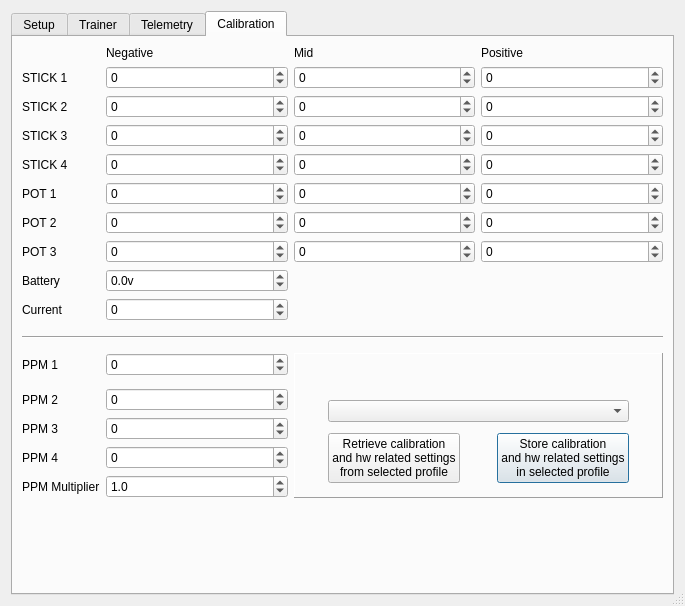
roberto1903/companion9x, file src/generaledit.ui: the form before one commit.
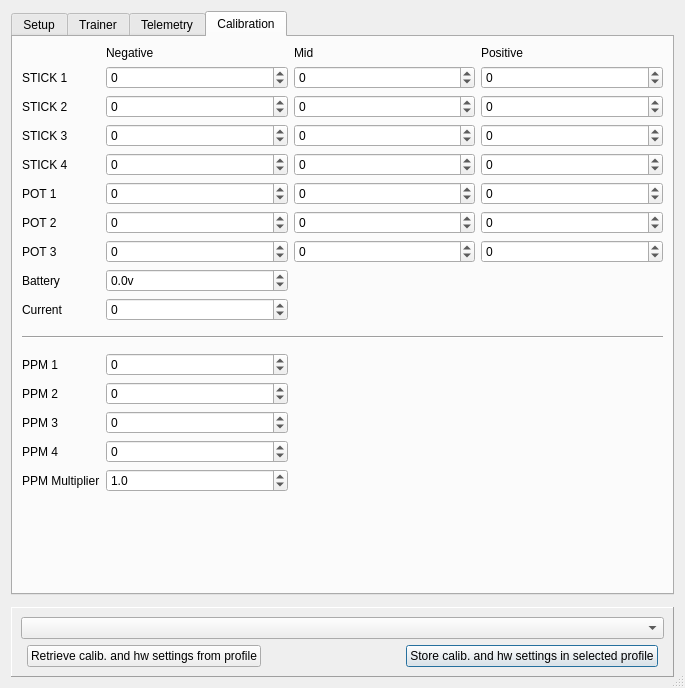
The form after the commit. The open tabs and pages were chosen to show the change. Icons and pictures are not drawn.

Commit message: Better ui for general settings and profiles slots..

Patch:
```diff
--- a/src/generaledit.ui
+++ b/src/generaledit.ui
@@ -6,8 +6,8 @@
    <rect>
     <x>0</x>
     <y>0</y>
-    <width>624</width>
-    <height>583</height>
+    <width>662</width>
+    <height>661</height>
    </rect>
   </property>
   <property name="sizePolicy">
@@ -27,6 +27,76 @@
    <bool>true</bool>
   </property>
   <layout class="QGridLayout" name="gridLayout_4">
+   <item row="2" column="0">
+    <widget class="QFrame" name="frame">
+     <property name="sizePolicy">
+      <sizepolicy hsizetype="Minimum" vsizetype="Minimum">
+       <horstretch>0</horstretch>
+       <verstretch>0</verstretch>
+      </sizepolicy>
+     </property>
+     <property name="frameShape">
+      <enum>QFrame::Panel</enum>
+     </property>
+     <property name="frameShadow">
+      <enum>QFrame::Raised</enum>
+     </property>
+     <layout class="QGridLayout" name="gridLayout_7">
+      <property name="sizeConstraint">
+       <enum>QLayout::SetDefaultConstraint</enum>
+      </property>
+      <item row="0" column="0">
+       <layout class="QGridLayout" name="gridLayout_6" rowstretch="1,0">
+        <item row="1" column="3">
+         <widget class="QPushButton" name="calstore_PB">
+          <property name="sizePolicy">
+           <sizepolicy hsizetype="Minimum" vsizetype="Minimum">
+            <horstretch>0</horstretch>
+            <verstretch>0</verstretch>
+           </sizepolicy>
+          </property>
+          <property name="text">
+           <string>Store calib. and hw settings in selected profile</string>
+          </property>
+         </widget>
+        </item>
+        <item row="1" column="2">
+         <spacer name="horizontalSpacer_5">
+          <property name="orientation">
+           <enum>Qt::Horizontal</enum>
+          </property>
+          <property name="sizeType">
+           <enum>QSizePolicy::Expanding</enum>
+          </property>
+          <property name="sizeHint" stdset="0">
+           <size>
+            <width>10</width>
+            <height>20</height>
+           </size>
+          </property>
+         </spacer>
+        </item>
+        <item row="1" column="1">
+         <widget class="QPushButton" name="calretrieve_PB">
+          <property name="sizePolicy">
+           <sizepolicy hsizetype="Minimum" vsizetype="Minimum">
+            <horstretch>0</horstretch>
+            <verstretch>0</verstretch>
+           </sizepolicy>
+          </property>
+          <property name="text">
+           <string>Retrieve calib. and hw settings from profile</string>
+          </property>
+         </widget>
+        </item>
+        <item row="0" column="0" colspan="5">
+         <widget class="QComboBox" name="profile_CB"/>
+        </item>
+       </layout>
+      </item>
+     </layout>
+    </widget>
+   </item>
    <item row="0" column="0">
     <widget class="QTabWidget" name="tabWidget">
      <property name="sizePolicy">
@@ -2510,158 +2580,26 @@
          </property>
         </widget>
        </item>
-       <item row="11" column="2" rowspan="6" colspan="2">
-        <widget class="QFrame" name="frame">
-         <property name="sizePolicy">
-          <sizepolicy hsizetype="Minimum" vsizetype="Minimum">
-           <horstretch>0</horstretch>
-           <verstretch>0</verstretch>
-          </sizepolicy>
-         </property>
-         <property name="frameShape">
-          <enum>QFrame::Panel</enum>
-         </property>
-         <property name="frameShadow">
-          <enum>QFrame::Raised</enum>
-         </property>
-         <layout class="QGridLayout" name="gridLayout_7">
-          <item row="0" column="0">
-           <layout class="QGridLayout" name="gridLayout_6" rowstretch="1,1,0,1,0">
-            <item row="1" column="1" colspan="3">
-             <widget class="QComboBox" name="profile_CB"/>
-            </item>
-            <item row="3" column="3">
-             <widget class="QPushButton" name="calstore_PB">
-              <property name="sizePolicy">
-               <sizepolicy hsizetype="Minimum" vsizetype="MinimumExpanding">
-                <horstretch>0</horstretch>
-                <verstretch>0</verstretch>
-               </sizepolicy>
-              </property>
-              <property name="text">
-               <string>Store calibration
-and hw related settings
-in selected profile</string>
-              </property>
-             </widget>
-            </item>
-            <item row="3" column="0">
-             <spacer name="horizontalSpacer_2">
-              <property name="orientation">
-               <enum>Qt::Horizontal</enum>
-              </property>
-              <property name="sizeType">
-               <enum>QSizePolicy::Expanding</enum>
-              </property>
-              <property name="sizeHint" stdset="0">
-               <size>
-                <width>10</width>
-                <height>20</height>
-               </size>
-              </property>
-             </spacer>
-            </item>
-            <item row="3" column="4">
-             <spacer name="horizontalSpacer_4">
-              <property name="orientation">
-               <enum>Qt::Horizontal</enum>
-              </property>
-              <property name="sizeHint" stdset="0">
-               <size>
-                <width>10</width>
-                <height>20</height>
-               </size>
-              </property>
-             </spacer>
-            </item>
-            <item row="3" column="2">
-             <spacer name="horizontalSpacer_5">
-              <property name="orientation">
-               <enum>Qt::Horizontal</enum>
-              </property>
-              <property name="sizeType">
-               <enum>QSizePolicy::Expanding</enum>
-              </property>
-              <property name="sizeHint" stdset="0">
-               <size>
-                <width>10</width>
-                <height>20</height>
-               </size>
-              </property>
-             </spacer>
-            </item>
-            <item row="3" column="1">
-             <widget class="QPushButton" name="calretrieve_PB">
-              <property name="sizePolicy">
-               <sizepolicy hsizetype="Minimum" vsizetype="MinimumExpanding">
-                <horstretch>0</horstretch>
-                <verstretch>0</verstretch>
-               </sizepolicy>
-              </property>
-              <property name="text">
-               <string>Retrieve calibration
-and hw related settings
-from selected profile</string>
-              </property>
-             </widget>
-            </item>
-            <item row="4" column="1" colspan="3">
-             <spacer name="verticalSpacer_6">
-              <property name="orientation">
-               <enum>Qt::Vertical</enum>
-              </property>
-              <property name="sizeType">
-               <enum>QSizePolicy::Minimum</enum>
-              </property>
-              <property name="sizeHint" stdset="0">
-               <size>
-                <width>20</width>
-                <height>5</height>
-               </size>
-              </property>
-             </spacer>
-            </item>
-            <item row="2" column="1" colspan="3">
-             <spacer name="verticalSpacer_5">
-              <property name="orientation">
-               <enum>Qt::Vertical</enum>
-              </property>
-              <property name="sizeType">
-               <enum>QSizePolicy::MinimumExpanding</enum>
-              </property>
-              <property name="sizeHint" stdset="0">
-               <size>
-                <width>20</width>
-                <height>5</height>
-               </size>
-              </property>
-             </spacer>
-            </item>
-            <item row="0" column="1" colspan="3">
-             <spacer name="verticalSpacer_7">
-              <property name="orientation">
-               <enum>Qt::Vertical</enum>
-              </property>
-              <property name="sizeType">
-               <enum>QSizePolicy::MinimumExpanding</enum>
-              </property>
-              <property name="sizeHint" stdset="0">
-               <size>
-                <width>20</width>
-                <height>5</height>
-               </size>
-              </property>
-             </spacer>
-            </item>
-           </layout>
-          </item>
-         </layout>
-        </widget>
-       </item>
       </layout>
      </widget>
     </widget>
    </item>
+   <item row="1" column="0">
+    <spacer name="verticalSpacer_2">
+     <property name="orientation">
+      <enum>Qt::Vertical</enum>
+     </property>
+     <property name="sizeType">
+      <enum>QSizePolicy::MinimumExpanding</enum>
+     </property>
+     <property name="sizeHint" stdset="0">
+      <size>
+       <width>334</width>
+       <height>6</height>
+      </size>
+     </property>
+    </spacer>
+   </item>
   </layout>
  </widget>
  <tabstops>
```
Left out of the diff: 89 changed lines with no effect on the pictures.
